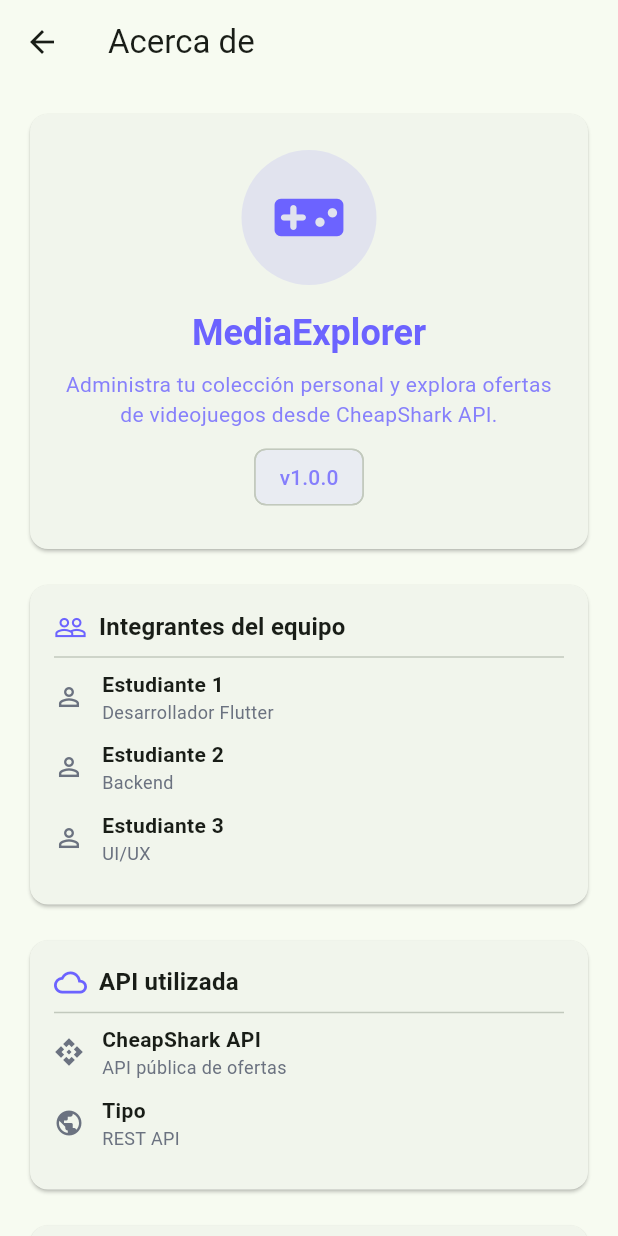
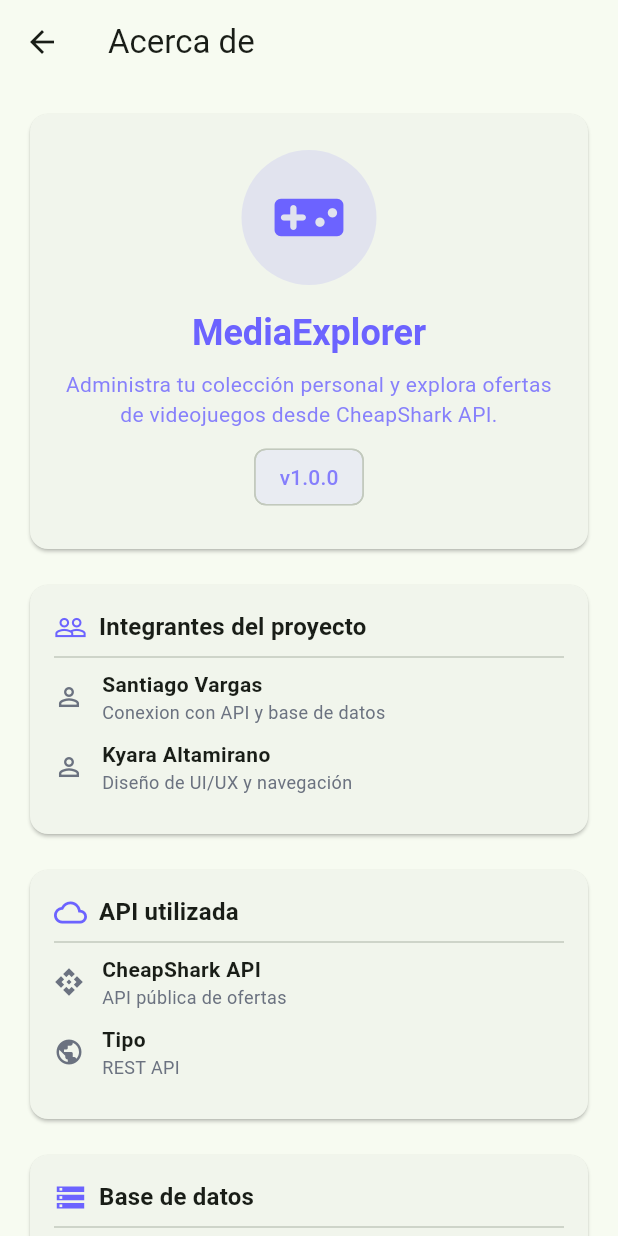
Before and after one commit to Kyara2005/Flutter_completo, a Flutter app: the screen it shows after launch, after a tap on "Acerca de", on a phone screen of 412 x 824 dp. Run offline on Flutter 3.47's test engine with Material 3 defaults, Android fonts, the phone set to English and light mode, and no system bars; missing offline and left inert: mongo_dart; network calls fail.

Commit message:
CRUD COMPLETO

```diff
--- a/lib/pages/about_page.dart
+++ b/lib/pages/about_page.dart
@@ -3,10 +3,11 @@
 class AboutPage extends StatelessWidget {
   const AboutPage({super.key});
 
+  static const primary = Color(0xFF6C63FF);
+  static const textGray = Color(0xFF6B7280);
+
   @override
   Widget build(BuildContext context) {
-    const primary = Color(0xFF6C63FF);
-    const textGray = Color(0xFF6B7280);
 
     return Scaffold(
       appBar: AppBar(title: const Text('Acerca de')),
@@ -61,10 +62,9 @@
 
           const SizedBox(height: 16),
 
-          _section(context, 'Integrantes del equipo', Icons.people_outline, [
-            _infoTile(Icons.person_outline, 'Estudiante 1', 'Desarrollador Flutter'),
-            _infoTile(Icons.person_outline, 'Estudiante 2', 'Backend'),
-            _infoTile(Icons.person_outline, 'Estudiante 3', 'UI/UX'),
+          _section(context, 'Integrantes del proyecto', Icons.people_outline, [
+            _infoTile(Icons.person_outline, 'Santiago Vargas', 'Conexion con API y base de datos'),
+            _infoTile(Icons.person_outline, 'Kyara Altamirano', 'Diseño de UI/UX y navegación'),
           ]),
 
           const SizedBox(height: 16),
@@ -78,13 +78,13 @@
 
           _section(context, 'Base de datos', Icons.storage_outlined, [
             _infoTile(Icons.cloud_done_outlined, 'MongoDB Atlas', 'Base en la nube'),
-            _infoTile(Icons.folder_outlined, 'Colección', 'coleccion'),
+            _infoTile(Icons.folder_outlined, 'Colección', 'Videojuegos'),
           ]),
 
           const SizedBox(height: 16),
 
           _section(context, 'Arquitectura', Icons.architecture_outlined, [
-            _infoTile(Icons.layers_outlined, 'Estado', 'setState (sin Provider)'),
+            _infoTile(Icons.layers_outlined, 'Estado', 'setState'),
             _infoTile(Icons.route_outlined, 'Navegación', 'Navigator push'),
           ]),
 
@@ -100,11 +100,23 @@
 
           const SizedBox(height: 16),
 
+          _section(context,'Explicación técnica',Icons.description_outlined,[
+            _infoTile(Icons.code,'Frontend','Desarrollado en Flutter utilizando widgets y ayuda de inteligencia artificial.',),
+            _infoTile(Icons.cloud,'Consumo de API','La aplicación consulta CheapShark API mediante solicitudes HTTP para obtener videojuegos y ofertas.',),
+            _infoTile(Icons.storage,'Persistencia','Los videojuegos de la colección se almacenan en MongoDB Atlas.',),
+            _infoTile(Icons.sync,'Flujo','Los datos obtenidos desde la API pueden ser agregados a la colección y posteriormente analizados mediante estadísticas además, existe la verificación del duplicado con UUID.',),
+            ],
+          ),
+
+          const SizedBox(height: 16),
+
           _section(context, 'Capturas', Icons.photo_library_outlined, [
             _screenshotPlaceholder('Pantalla principal'),
             _screenshotPlaceholder('Colección'),
             _screenshotPlaceholder('API'),
+            _screenshotPlaceholder('Formulario'),
             _screenshotPlaceholder('Estadísticas'),
+
           ]),
         ],
       ),
@@ -117,7 +129,6 @@
     IconData icon,
     List<Widget> children,
   ) {
-    const primary = Color(0xFF6C63FF);
 
     return Card(
       child: Padding(
@@ -146,13 +157,12 @@
   }
 
   Widget _infoTile(IconData icon, String title, String subtitle) {
-    const gray = Color(0xFF6B7280);
 
     return Padding(
       padding: const EdgeInsets.only(bottom: 10),
       child: Row(
         children: [
-          Icon(icon, size: 20, color: gray),
+          Icon(icon, size: 20, color: textGray),
           const SizedBox(width: 12),
           Expanded(
             child: Column(
@@ -162,7 +172,7 @@
                     style: const TextStyle(
                         fontWeight: FontWeight.w600, fontSize: 14)),
                 Text(subtitle,
-                    style: const TextStyle(color: gray, fontSize: 12)),
+                    style: const TextStyle(color: textGray, fontSize: 12)),
               ],
             ),
           ),
@@ -171,9 +181,7 @@
     );
   }
 
-  Widget _screenshotPlaceholder(String label) {
-    const primary = Color(0xFF6C63FF);
-    const gray = Color(0xFF6B7280);
+  Widget _screenshotPlaceholder(String label) {;
 
     return Container(
       margin: const EdgeInsets.only(bottom: 12),
@@ -190,7 +198,7 @@
             Icon(Icons.add_photo_alternate_outlined,
                 size: 32, color: primary.withOpacity(0.5)),
             const SizedBox(height: 6),
-            Text(label, style: const TextStyle(color: gray)),
+            Text(label, style: const TextStyle(color: textGray)),
           ],
         ),
       ),
--- a/lib/pages/home_page.dart
+++ b/lib/pages/home_page.dart
@@ -7,80 +7,52 @@
 class HomePage extends StatelessWidget {
   const HomePage({super.key});
 
+  static const primary = Color(0xFF6C63FF);
+
   @override
   Widget build(BuildContext context) {
     return Scaffold(
-      appBar: AppBar(
-        title: const Text("MediaExplorer App"),
-        centerTitle: true,
-        backgroundColor: Colors.indigo,
-      ),
-      body: Padding(
-        padding: const EdgeInsets.all(20),
-        child: Column(
+      backgroundColor: const Color(0xFFF5F7FB),
+
+      body: Column(
         children: [
-            const SizedBox(height: 20),
-
-            const Icon(
-              Icons.video_library_rounded,
-              size: 100,
-              color: Colors.indigo,
-            ),
+          _header(),
 
           const SizedBox(height: 20),
 
-            const Text(
-              "Bienvenido a MediaExplorer",
-              style: TextStyle(
-                fontSize: 26,
-                fontWeight: FontWeight.bold,
-              ),
-              textAlign: TextAlign.center,
-            ),
-
-            const SizedBox(height: 10),
-
-            const Text(
-              "Administra tu colección personal y descubre videojuegos desde CheapShark.",
-              textAlign: TextAlign.center,
-              style: TextStyle(fontSize: 16),
-            ),
-
-            const SizedBox(height: 40),
-
-            _menuButton(
+          Expanded(
+            child: Padding(
+              padding: const EdgeInsets.all(16),
+              child: GridView.count(
+                crossAxisCount: 2,
+                mainAxisSpacing: 10,
+                crossAxisSpacing: 10,
+                childAspectRatio: 0.85,
+                children: [
+                  _tile(
                     context,
-              icon: Icons.collections_bookmark,
-              title: "Mi colección",
+                    icon: Icons.collections_bookmark_outlined,
+                    title: "Mi Colección",
                     color: Colors.blue,
                     page: const CollectionPage(),
                   ),
-
-            const SizedBox(height: 15),
-
-            _menuButton(
+                  _tile(
                     context,
                     icon: Icons.public,
                     title: "Explorar API",
                     color: Colors.green,
                     page: const ApiExplorerPage(),
                   ),
-
-            const SizedBox(height: 15),
-
-            _menuButton(
+                  _tile(
                     context,
-              icon: Icons.bar_chart,
+                    icon: Icons.bar_chart_outlined,
                     title: "Estadísticas",
                     color: Colors.orange,
                     page: const StatisticsPage(),
                   ),
-
-            const SizedBox(height: 15),
-
-            _menuButton(
+                  _tile(
                     context,
-              icon: Icons.info,
+                    icon: Icons.info_outline,
                     title: "Acerca de",
                     color: Colors.purple,
                     page: const AboutPage(),
@@ -88,41 +60,91 @@
                 ],
               ),
             ),
+          ),
+        ],
+      ),
     );
   }
 
-  Widget _menuButton(
+  Widget _header() {
+    return Container(
+      width: double.infinity,
+      padding: const EdgeInsets.only(top: 60, bottom: 30),
+      decoration: const BoxDecoration(
+        gradient: LinearGradient(
+          colors: [Color(0xFF6C63FF), Color(0xFF8E85FF)],
+          begin: Alignment.topLeft,
+          end: Alignment.bottomRight,
+        ),
+        borderRadius: BorderRadius.only(
+          bottomLeft: Radius.circular(30),
+          bottomRight: Radius.circular(30),
+        ),
+      ),
+      child: Column(
+        children: const [
+          Icon(Icons.videogame_asset_rounded, size: 60, color: Colors.white),
+          SizedBox(height: 10),
+          Text(
+            "MediaExplorer",
+            style: TextStyle(
+              fontSize: 24,
+              color: Colors.white,
+              fontWeight: FontWeight.bold,
+            ),
+          ),
+          SizedBox(height: 6),
+          Text(
+            "Explora y gestiona tu mundo gamer",
+            style: TextStyle(color: Colors.white70),
+          ),
+        ],
+      ),
+    );
+  }
+
+  Widget _tile(
     BuildContext context, {
     required IconData icon,
     required String title,
     required Color color,
     required Widget page,
   }) {
-    return SizedBox(
-      width: double.infinity,
-      height: 60,
-      child: ElevatedButton.icon(
-        icon: Icon(icon, size: 28),
-        label: Text(
+    return InkWell(
+      borderRadius: BorderRadius.circular(20),
+      onTap: () {
+        Navigator.push(
+          context,
+          MaterialPageRoute(builder: (_) => page),
+        );
+      },
+      child: Container(
+        decoration: BoxDecoration(
+          borderRadius: BorderRadius.circular(20),
+          gradient: LinearGradient(
+            colors: [
+              color.withOpacity(0.15),
+              color.withOpacity(0.05),
+            ],
+            begin: Alignment.topLeft,
+            end: Alignment.bottomRight,
+          ),
+          border: Border.all(color: color.withOpacity(0.2)),
+        ),
+        child: Column(
+          mainAxisAlignment: MainAxisAlignment.center,
+          children: [
+            Icon(icon, size: 42, color: color),
+            const SizedBox(height: 12),
+            Text(
               title,
-          style: const TextStyle(fontSize: 18),
-        ),
-        style: ElevatedButton.styleFrom(
-          backgroundColor: color,
-          foregroundColor: Colors.white,
-          elevation: 5,
-          shape: RoundedRectangleBorder(
-            borderRadius: BorderRadius.circular(15),
+              style: const TextStyle(
+                fontWeight: FontWeight.w600,
+                fontSize: 16,
               ),
             ),
-        onPressed: () {
-          Navigator.push(
-            context,
-            MaterialPageRoute(
-              builder: (_) => page,
+          ],
         ),
-          );
-        },
       ),
     );
   }
```
Also changed, not shown: lib/pages/collection_page.dart (+149 -96 lines), 1 other file. Lines whose indentation alone changed are shown as unchanged.
